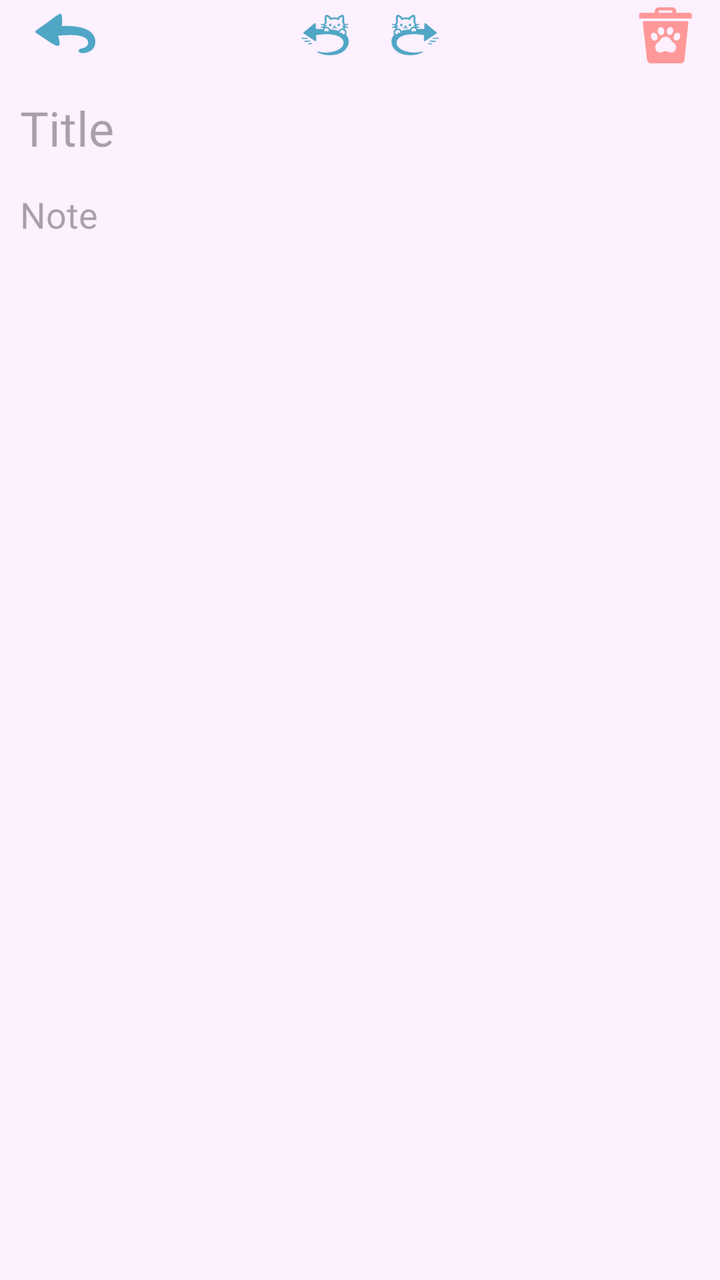
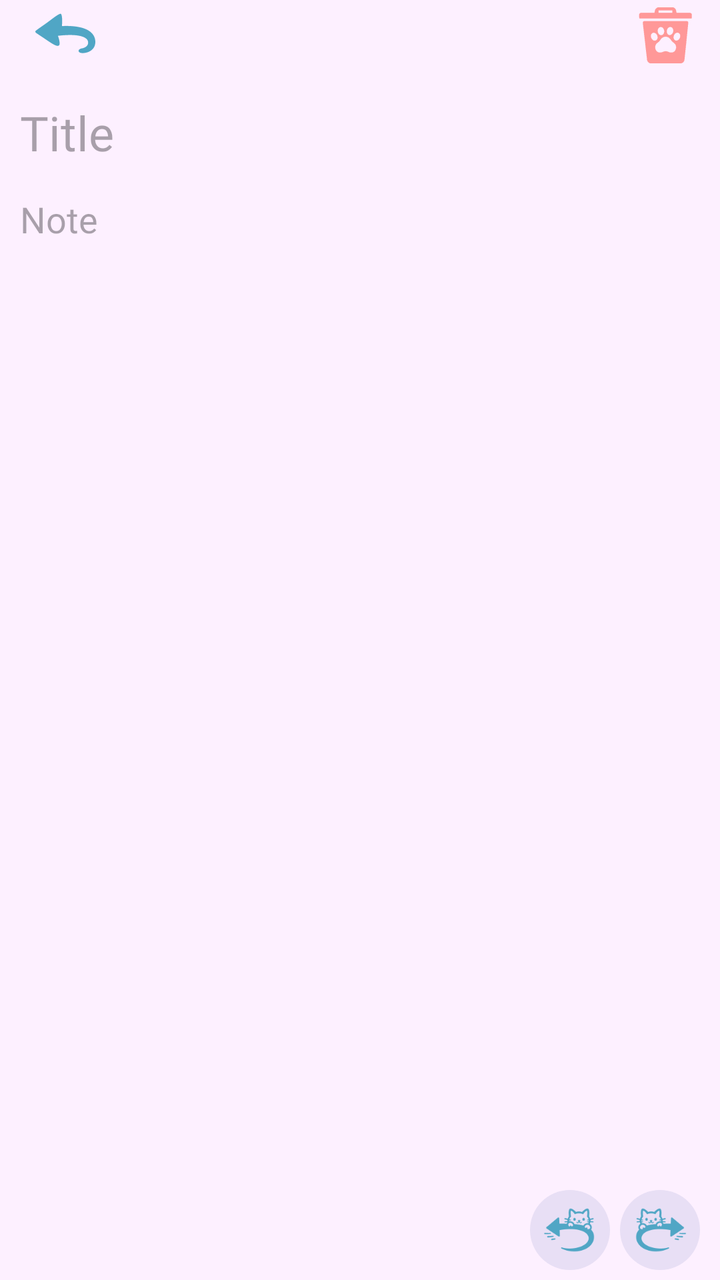

An Android layout rendered at two revisions. The XML below is the earlier revision; the diff shows what the commit changed to produce the second picture.
<!-- AndroidManifest.xml: application theme Theme.Notes -->
<!-- res/layout/activity_editor.xml -->
<?xml version="1.0" encoding="utf-8"?>
<androidx.constraintlayout.widget.ConstraintLayout xmlns:android="http://schemas.android.com/apk/res/android"
    xmlns:app="http://schemas.android.com/apk/res-auto"
    xmlns:tools="http://schemas.android.com/tools"
    android:id="@+id/main"
    android:layout_width="match_parent"
    android:layout_height="match_parent"
    android:background="@color/background"
    tools:context=".editor.Editor"
    tools:ignore="Overdraw">

    <ImageButton
        android:id="@+id/imageButtonBack"
        android:layout_width="45dp"
        android:layout_height="35dp"
        android:layout_marginStart="10dp"
        android:background="@null"
        android:scaleType="center"
        android:contentDescription="@string/back"
        android:paddingTop="3dp"
        android:paddingBottom="5dp"
        android:scaleX="1"
        android:scaleY="1"
        app:layout_constraintStart_toStartOf="parent"
        app:layout_constraintTop_toTopOf="parent"
        app:srcCompat="@mipmap/back" />

    <ImageButton
        android:id="@+id/imageButtonPassword"
        android:layout_width="35dp"
        android:layout_height="35dp"
        android:layout_marginEnd="25dp"
        android:background="@null"
        android:contentDescription="@string/password"
        android:scaleX="1"
        android:scaleY="1"
        android:visibility="gone"
        app:layout_constraintEnd_toStartOf="@+id/imageButtonClone"
        app:layout_constraintTop_toTopOf="parent"
        app:srcCompat="@mipmap/password" />

    <ImageButton
        android:id="@+id/imageButtonClone"
        android:layout_width="35dp"
        android:layout_height="35dp"
        android:layout_marginEnd="25dp"
        android:background="@null"
        android:contentDescription="@string/clone"
        android:scaleX="1"
        android:scaleY="1"
        android:visibility="gone"
        app:layout_constraintEnd_toStartOf="@+id/imageButtonRemove"
        app:layout_constraintTop_toTopOf="parent"
        app:srcCompat="@mipmap/clone" />

    <ImageButton
        android:id="@+id/imageButtonRemove"
        android:layout_width="35dp"
        android:layout_height="35dp"
        android:layout_marginEnd="10dp"
        android:background="@null"
        android:contentDescription="@string/remove"
        android:scaleX="1"
        android:scaleY="1"
        android:scaleType="center"
        app:layout_constraintEnd_toEndOf="parent"
        app:layout_constraintTop_toTopOf="parent"
        app:srcCompat="@mipmap/remove" />

    <LinearLayout
        android:layout_width="wrap_content"
        android:layout_height="35dp"
        android:layout_marginStart="10dp"
        android:layout_marginEnd="10dp"
        android:orientation="horizontal"
        app:layout_constraintEnd_toStartOf="@+id/imageButtonRemove"
        app:layout_constraintStart_toEndOf="@+id/imageButtonBack"
        app:layout_constraintTop_toTopOf="parent">

        <ImageButton
            android:id="@+id/imageButtonUndo"
            android:layout_width="35dp"
            android:layout_height="35dp"
            android:background="@null"
            android:layout_marginEnd="10dp"
            android:importantForAccessibility="no"
            android:scaleType="fitCenter"
            app:layout_constraintEnd_toStartOf="@+id/imageButtonRemove"
            app:layout_constraintTop_toTopOf="parent"
            app:srcCompat="@mipmap/ic_undo" />

        <ImageButton
            android:id="@+id/imageButtonRedo"
            android:layout_width="35dp"
            android:layout_height="35dp"
            android:background="@null"
            android:importantForAccessibility="no"
            android:scaleX="1"
            android:scaleY="1"
            android:scaleType="fitCenter"
            app:layout_constraintEnd_toStartOf="@+id/imageButtonRemove"
            app:layout_constraintTop_toTopOf="parent"
            app:srcCompat="@mipmap/ic_redo" />

    </LinearLayout>


    <FrameLayout
        android:id="@+id/frameLayoutTitle"
        android:layout_width="match_parent"
        android:layout_height="15dp"
        android:background="@color/background"
        app:layout_constraintEnd_toEndOf="parent"
        app:layout_constraintStart_toStartOf="parent"
        app:layout_constraintTop_toBottomOf="@id/imageButtonBack">

    </FrameLayout>

    <EditText
        android:id="@+id/editTextTitle"
        android:layout_width="0dp"
        android:layout_height="30dp"
        android:background="@color/background"
        android:fontFamily="@font/text"
        android:hint="@string/title"
        android:importantForAutofill="no"
        android:inputType="text"
        android:paddingStart="10dp"
        android:paddingEnd="10dp"
        android:tag="24"
        android:text=""
        android:textSize="24sp"
        app:layout_constraintEnd_toEndOf="parent"
        app:layout_constraintStart_toStartOf="parent"
        app:layout_constraintTop_toBottomOf="@+id/frameLayoutTitle"
        tools:ignore="LabelFor" />

    <FrameLayout
        android:id="@+id/frameLayoutNote"
        android:layout_width="match_parent"
        android:layout_height="15dp"
        android:background="@color/background"
        app:layout_constraintEnd_toEndOf="parent"
        app:layout_constraintStart_toStartOf="parent"
        app:layout_constraintTop_toBottomOf="@id/editTextTitle">

    </FrameLayout>

    <ScrollView
        android:id="@+id/scrollView"
        android:layout_width="0dp"
        android:layout_height="0dp"
        android:background="@color/background"
        app:layout_constraintBottom_toTopOf="@id/frameLayoutBottom"
        app:layout_constraintEnd_toEndOf="parent"
        app:layout_constraintHorizontal_bias="1.0"
        app:layout_constraintStart_toStartOf="parent"
        app:layout_constraintTop_toBottomOf="@id/frameLayoutNote"
        app:layout_constraintVertical_bias="1.0">

        <EditText
            android:id="@+id/editTextContent"
            android:layout_width="match_parent"
            android:layout_height="wrap_content"
            android:background="@color/background"
            android:fontFamily="@font/text"
            android:gravity="top"
            android:hint="@string/Note"
            android:importantForAutofill="no"
            android:inputType="textMultiLine"
            android:minHeight="48dp"
            android:paddingStart="10dp"
            android:paddingEnd="10dp"
            android:scrollbars="vertical"
            android:tag="18"
            android:text=""
            android:textSize="18sp"
            tools:ignore="LabelFor" />
    </ScrollView>

    <FrameLayout
        android:id="@+id/frameLayoutBottom"
        android:layout_width="match_parent"
        android:layout_height="0dp"
        android:background="@color/background"
        app:layout_constraintBottom_toBottomOf="parent"
        app:layout_constraintEnd_toEndOf="parent"
        app:layout_constraintStart_toStartOf="parent">

    </FrameLayout>

</androidx.constraintlayout.widget.ConstraintLayout>
<!-- resources referenced by this layout -->
<resources>
  <color name="background">#FFFDF0FF</color>
  <!-- mipmap back: png bitmap (mipmap-hdpi, 1060 bytes) -->
  <!-- mipmap clone: png bitmap (mipmap-hdpi, 2084 bytes) -->
  <!-- mipmap ic_redo: png bitmap (mipmap-hdpi, 2113 bytes) -->
  <!-- mipmap ic_undo: png bitmap (mipmap-hdpi, 2120 bytes) -->
  <!-- mipmap password: png bitmap (mipmap-hdpi, 1261 bytes) -->
  <!-- mipmap remove: png bitmap (mipmap-hdpi, 1442 bytes) -->
  <string name="Note">Note</string>
  <string name="clone">clone</string>
  <string name="password">Password</string>
  <string name="title">Title</string>
  <style name="Theme.Notes" parent="Base.Theme.Notes" />
  <style name="Base.Theme.Notes" parent="Theme.Material3.DayNight.NoActionBar">
          <item name="android:statusBarColor">@color/background</item>
          <item name="android:navigationBarColor">@color/background</item>
          <item name="android:windowLightStatusBar">true</item>
      </style>
</resources>

<!-- the commit's change to res/layout/activity_editor.xml (unified diff, before → after) -->
@@ -9,101 +9,105 @@
     tools:context=".editor.Editor"
     tools:ignore="Overdraw">
 
-    <ImageButton
-        android:id="@+id/imageButtonBack"
-        android:layout_width="45dp"
+    <LinearLayout
+        android:id="@+id/linearLayoutTopbar"
+        android:layout_width="match_parent"
         android:layout_height="35dp"
-        android:layout_marginStart="10dp"
-        android:background="@null"
-        android:scaleType="center"
-        android:contentDescription="@string/back"
-        android:paddingTop="3dp"
-        android:paddingBottom="5dp"
-        android:scaleX="1"
-        android:scaleY="1"
+        android:gravity="center_vertical"
+        android:orientation="horizontal"
+        app:layout_constraintEnd_toEndOf="parent"
         app:layout_constraintStart_toStartOf="parent"
-        app:layout_constraintTop_toTopOf="parent"
-        app:srcCompat="@mipmap/back" />
-
-    <ImageButton
-        android:id="@+id/imageButtonPassword"
-        android:layout_width="35dp"
-        android:layout_height="35dp"
-        android:layout_marginEnd="25dp"
-        android:background="@null"
-        android:contentDescription="@string/password"
-        android:scaleX="1"
-        android:scaleY="1"
-        android:visibility="gone"
-        app:layout_constraintEnd_toStartOf="@+id/imageButtonClone"
-        app:layout_constraintTop_toTopOf="parent"
-        app:srcCompat="@mipmap/password" />
-
-    <ImageButton
-        android:id="@+id/imageButtonClone"
-        android:layout_width="35dp"
-        android:layout_height="35dp"
-        android:layout_marginEnd="25dp"
-        android:background="@null"
-        android:contentDescription="@string/clone"
-        android:scaleX="1"
-        android:scaleY="1"
-        android:visibility="gone"
-        app:layout_constraintEnd_toStartOf="@+id/imageButtonRemove"
-        app:layout_constraintTop_toTopOf="parent"
-        app:srcCompat="@mipmap/clone" />
-
-    <ImageButton
-        android:id="@+id/imageButtonRemove"
-        android:layout_width="35dp"
-        android:layout_height="35dp"
-        android:layout_marginEnd="10dp"
-        android:background="@null"
-        android:contentDescription="@string/remove"
-        android:scaleX="1"
-        android:scaleY="1"
-        android:scaleType="center"
-        app:layout_constraintEnd_toEndOf="parent"
-        app:layout_constraintTop_toTopOf="parent"
-        app:srcCompat="@mipmap/remove" />
-
-    <LinearLayout
-        android:layout_width="wrap_content"
-        android:layout_height="35dp"
-        android:layout_marginStart="10dp"
-        android:layout_marginEnd="10dp"
-        android:orientation="horizontal"
-        app:layout_constraintEnd_toStartOf="@+id/imageButtonRemove"
-        app:layout_constraintStart_toEndOf="@+id/imageButtonBack"
         app:layout_constraintTop_toTopOf="parent">
 
         <ImageButton
-            android:id="@+id/imageButtonUndo"
+            android:id="@+id/imageButtonBack"
+            android:layout_width="45dp"
+            android:layout_height="35dp"
+            android:layout_marginStart="10dp"
+            android:background="@null"
+            android:contentDescription="@string/back"
+            android:paddingTop="3dp"
+            android:paddingBottom="5dp"
+            android:scaleType="center"
+            app:srcCompat="@mipmap/back" />
+
+        <View
+            android:layout_width="0dp"
+            android:layout_height="1dp"
+            android:layout_weight="1" />
+
+        <ImageButton
+            android:id="@+id/imageButtonPassword"
             android:layout_width="35dp"
             android:layout_height="35dp"
+            android:layout_marginEnd="25dp"
             android:background="@null"
+            android:contentDescription="@string/password"
+            android:visibility="gone"
+            app:srcCompat="@mipmap/password" />
+
+        <ImageButton
+            android:id="@+id/imageButtonClone"
+            android:layout_width="35dp"
+            android:layout_height="35dp"
+            android:layout_marginEnd="25dp"
+            android:background="@null"
+            android:contentDescription="@string/clone"
+            android:visibility="gone"
+            app:srcCompat="@mipmap/clone" />
+
+        <ImageButton
+            android:id="@+id/imageButtonRemove"
+            android:layout_width="35dp"
+            android:layout_height="35dp"
             android:layout_marginEnd="10dp"
+            android:background="@null"
+            android:contentDescription="@string/remove"
+            android:scaleType="center"
+            app:srcCompat="@mipmap/remove" />
+
+    </LinearLayout>
+
+    <LinearLayout
+        android:id="@+id/toolbar"
+        android:layout_width="wrap_content"
+        android:layout_height="wrap_content"
+        android:gravity="center_vertical"
+        android:orientation="horizontal"
+        android:paddingStart="10dp"
+        android:paddingEnd="10dp"
+        android:paddingBottom="5dp"
+        android:translationZ="1dp"
+        android:visibility="visible"
+        app:layout_constraintBottom_toTopOf="@id/frameLayoutBottom"
+        app:layout_constraintEnd_toEndOf="parent">
+
+        <ImageButton
+            android:id="@+id/imageButtonUndo"
+            android:layout_width="40dp"
+            android:layout_height="40dp"
+            android:layout_marginEnd="5dp"
+            android:background="@drawable/circle_button_background"
+            android:paddingStart="1dp"
+            android:paddingEnd="2dp"
             android:importantForAccessibility="no"
             android:scaleType="fitCenter"
-            app:layout_constraintEnd_toStartOf="@+id/imageButtonRemove"
-            app:layout_constraintTop_toTopOf="parent"
             app:srcCompat="@mipmap/ic_undo" />
 
         <ImageButton
             android:id="@+id/imageButtonRedo"
-            android:layout_width="35dp"
-            android:layout_height="35dp"
-            android:background="@null"
+            android:layout_width="40dp"
+            android:layout_height="40dp"
+            android:background="@drawable/circle_button_background"
+            android:paddingStart="2dp"
+            android:paddingEnd="1dp"
             android:importantForAccessibility="no"
+            android:scaleType="fitCenter"
             android:scaleX="1"
             android:scaleY="1"
-            android:scaleType="fitCenter"
-            app:layout_constraintEnd_toStartOf="@+id/imageButtonRemove"
-            app:layout_constraintTop_toTopOf="parent"
             app:srcCompat="@mipmap/ic_redo" />
 
     </LinearLayout>
-
 
     <FrameLayout
         android:id="@+id/frameLayoutTitle"
@@ -112,14 +116,14 @@
         android:background="@color/background"
         app:layout_constraintEnd_toEndOf="parent"
         app:layout_constraintStart_toStartOf="parent"
-        app:layout_constraintTop_toBottomOf="@id/imageButtonBack">
+        app:layout_constraintTop_toBottomOf="@id/linearLayoutTopbar">
 
     </FrameLayout>
 
     <EditText
         android:id="@+id/editTextTitle"
         android:layout_width="0dp"
-        android:layout_height="30dp"
+        android:layout_height="wrap_content"
         android:background="@color/background"
         android:fontFamily="@font/text"
         android:hint="@string/title"
@@ -153,7 +157,7 @@
         android:background="@color/background"
         app:layout_constraintBottom_toTopOf="@id/frameLayoutBottom"
         app:layout_constraintEnd_toEndOf="parent"
-        app:layout_constraintHorizontal_bias="1.0"
+        app:layout_constraintHorizontal_bias="0.0"
         app:layout_constraintStart_toStartOf="parent"
         app:layout_constraintTop_toBottomOf="@id/frameLayoutNote"
         app:layout_constraintVertical_bias="1.0">
<!-- resource entries referenced after the edit -->
@@ -1,6 +1,13 @@
 <!-- resources referenced by this layout -->
 <resources>
   <color name="background">#FFFDF0FF</color>
+  <!-- drawable circle_button_background (drawable) -->
+  <shape xmlns:android="http://schemas.android.com/apk/res/android"
+      android:shape="oval">
+  
+      <solid android:color="@color/button_background" />
+  
+  </shape>
   <!-- mipmap back: png bitmap (mipmap-hdpi, 1060 bytes) -->
   <!-- mipmap clone: png bitmap (mipmap-hdpi, 2084 bytes) -->
   <!-- mipmap ic_redo: png bitmap (mipmap-hdpi, 2113 bytes) -->
@@ -12,6 +19,7 @@
   <string name="password">Password</string>
   <string name="title">Title</string>
   <style name="Theme.Notes" parent="Base.Theme.Notes" />
+  <color name="button_background">#FFE8DFF5</color>
   <style name="Base.Theme.Notes" parent="Theme.Material3.DayNight.NoActionBar">
           <item name="android:statusBarColor">@color/background</item>
           <item name="android:navigationBarColor">@color/background</item>
